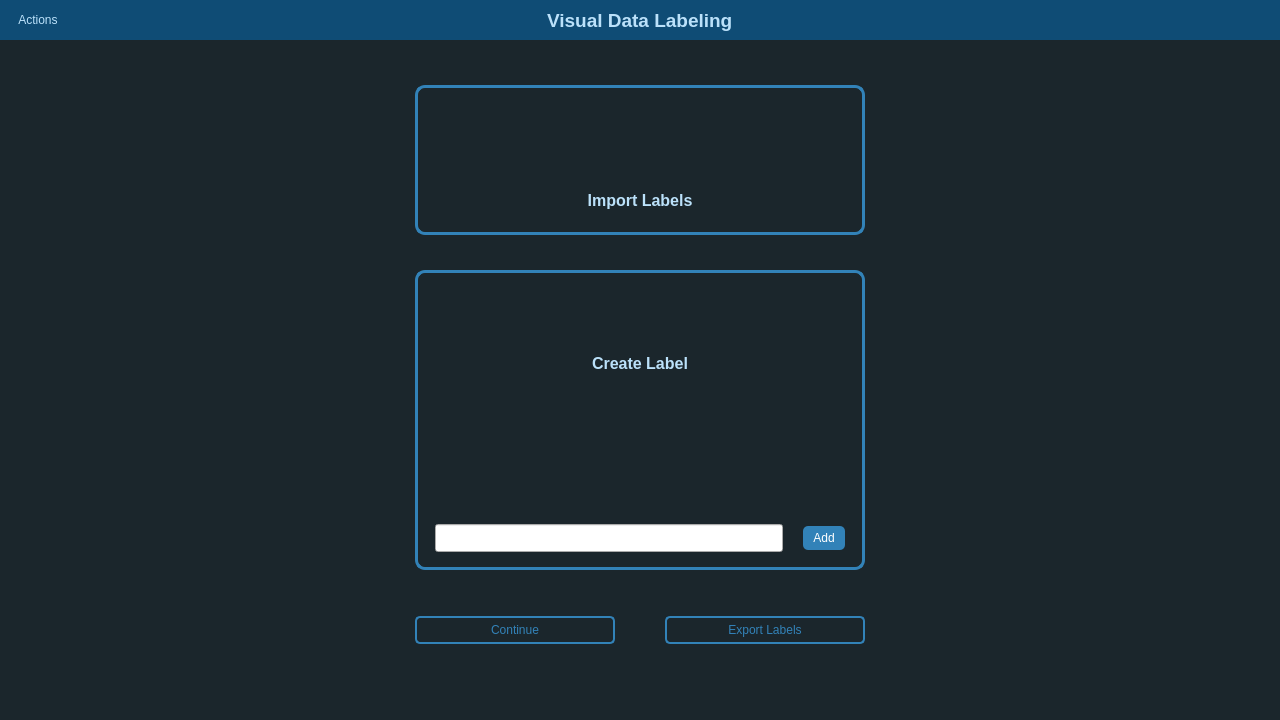
Old version of the form templates/ui/mainWindow.ui in the repository ismaildrcn/data-labeling.
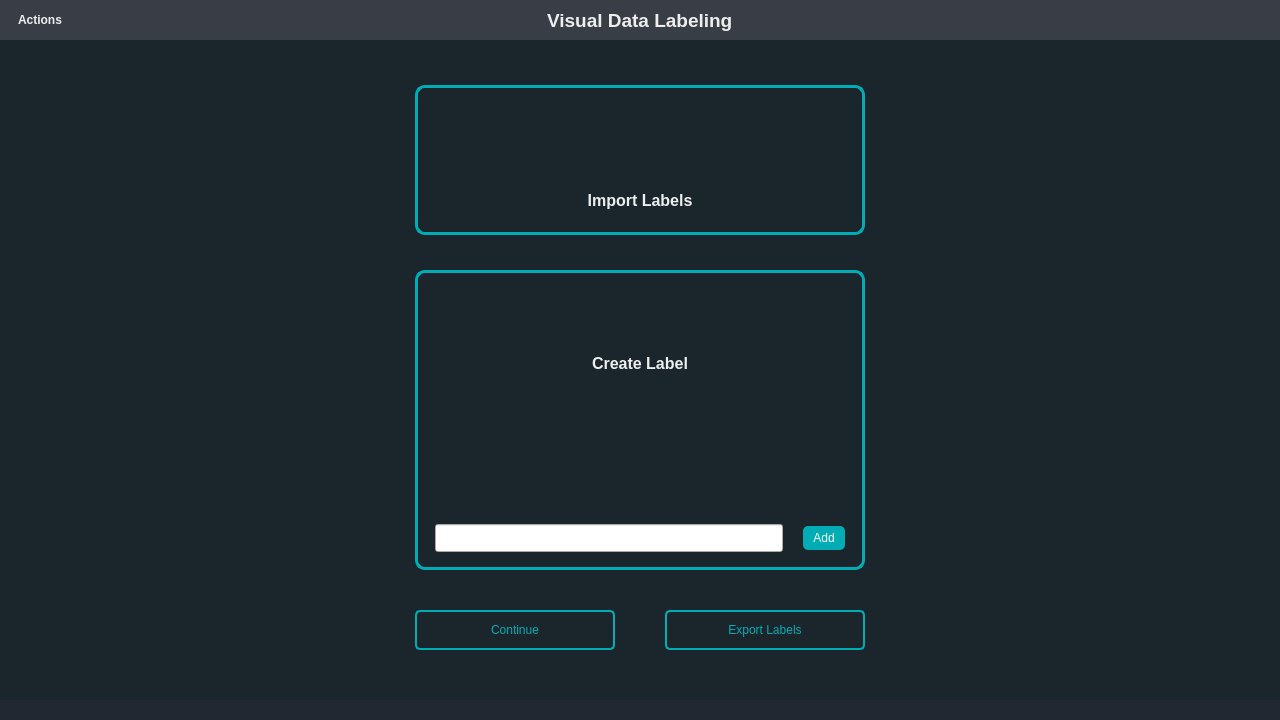
New version of the form. The open tabs and pages were chosen to show the change. Icons and pictures are not drawn.

Commit message: Change color theme

The edit to the form file:
```diff
--- a/templates/ui/mainWindow.ui
+++ b/templates/ui/mainWindow.ui
@@ -25,10 +25,10 @@
   <widget class="QWidget" name="centralwidget">
    <property name="styleSheet">
     <string notr="true">#centralwidget{
-	background-color: #1B262C;
+	background-color: #222831;
 }
 QLabel{
-	color: #BBE1FA;
+	color: #EEEEEE;
 }
 QLineEdit{
 	padding-left: 5px;
@@ -36,6 +36,9 @@
 }</string>
    </property>
    <layout class="QVBoxLayout" name="verticalLayout">
+    <property name="spacing">
+     <number>0</number>
+    </property>
     <property name="leftMargin">
      <number>0</number>
     </property>
@@ -58,12 +61,12 @@
       </property>
       <property name="styleSheet">
        <string notr="true">#widget_top{
-	background-color: rgb(15, 76, 117);
+	background-color: #393E46;
 }
 QPushButton{
 	border:none;
 	background-color: transparent;
-	color: #BBE1FA;
+	color: #EEEEEE;
 }</string>
       </property>
       <layout class="QHBoxLayout" name="horizontalLayout_2">
@@ -81,6 +84,12 @@
          <layout class="QHBoxLayout" name="horizontalLayout_4">
           <item>
            <widget class="QPushButton" name="pushButton_actions">
+            <property name="font">
+             <font>
+              <weight>75</weight>
+              <bold>true</bold>
+             </font>
+            </property>
             <property name="text">
              <string>Actions</string>
             </property>
@@ -295,14 +304,14 @@
        <property name="styleSheet">
         <string notr="true">#widget_init_label_area, #widget_insert_label_area{
 	border-radius:10px;
-	border: 3px solid #3282B8;
+	border: 3px solid #00ADB5;
 }
 QListWidget{
 	background-color: transparent;
 	color: #BBE1FA;
 }
 QPushButton{
-	background-color: #3282B8;
+	background-color: #00ADB5;
 	color: #FFFFFF;
 	border-radius: 5px;
 	padding: 5px 10px 5px 10px;
@@ -494,9 +503,9 @@
           </property>
           <property name="styleSheet">
            <string notr="true">QPushButton{
-	border: 2px solid #3282B8;
+	border: 2px solid #00ADB5;
 	background-color: transparent;
-	color: #3282B8;
+	color: #00ADB5;
 	border-radius: 5px;
 	padding: 5px 10px 5px 10px;
 }
@@ -525,6 +534,12 @@
            </property>
            <item>
             <widget class="QPushButton" name="pushButton_continue_labeling">
+             <property name="minimumSize">
+              <size>
+               <width>0</width>
+               <height>40</height>
+              </size>
+             </property>
              <property name="text">
               <string>Continue</string>
              </property>
@@ -532,6 +547,12 @@
            </item>
            <item>
             <widget class="QPushButton" name="pushButton_export_labels">
+             <property name="minimumSize">
+              <size>
+               <width>0</width>
+               <height>40</height>
+              </size>
+             </property>
              <property name="text">
               <string>Export Labels</string>
              </property>
```
Left out of the diff: 8 changed lines with no effect on the pictures. The commit also changes 16 other files.
